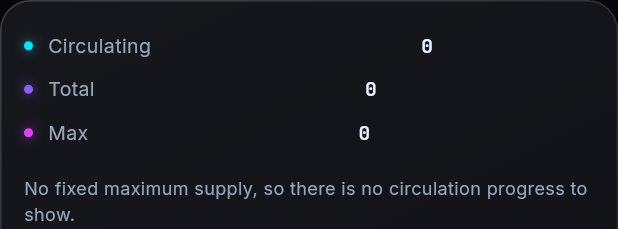
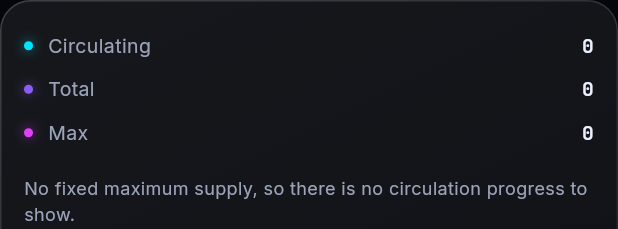
Before and after one commit to sadanand-gupta/newidea, a Flutter app: the _SupplyCard widget shown alone on an empty page, opened directly with empty values, on a phone screen of 412 x 824 dp. Shown: the top 229 px of the screen. Run offline on Flutter 3.47's test engine with Material 3 defaults, Android fonts, the phone set to English and light mode, and no system bars; our stand-ins replace cached_network_image, fl_chart, flutter_animate, google_fonts; network calls fail.

Commit message:
Align supply values and document Home tab in README
Co-Authored-By: Claude Opus 5.5 <noreply@anthropic.com>

```diff
--- a/flutter_app/lib/screens/coin_detail_screen.dart
+++ b/flutter_app/lib/screens/coin_detail_screen.dart
@@ -1178,11 +1178,15 @@ class _SupplyCard extends StatelessWidget {
                 ),
               ),
               const SizedBox(width: 10),
-              Flexible(
+              // Label and value share the row 2:3 so the values form a clean
+              // right-aligned column regardless of label length.
+              Expanded(
+                flex: 2,
                 child: Text(label, maxLines: 1, overflow: TextOverflow.ellipsis, style: KxText.body(13, color: KxColors.textDim)),
               ),
               const SizedBox(width: 12),
               Expanded(
+                flex: 3,
                 child: Align(
                   alignment: Alignment.centerRight,
                   child: FittedBox(
```
Also changed, not shown: 1 other file.
